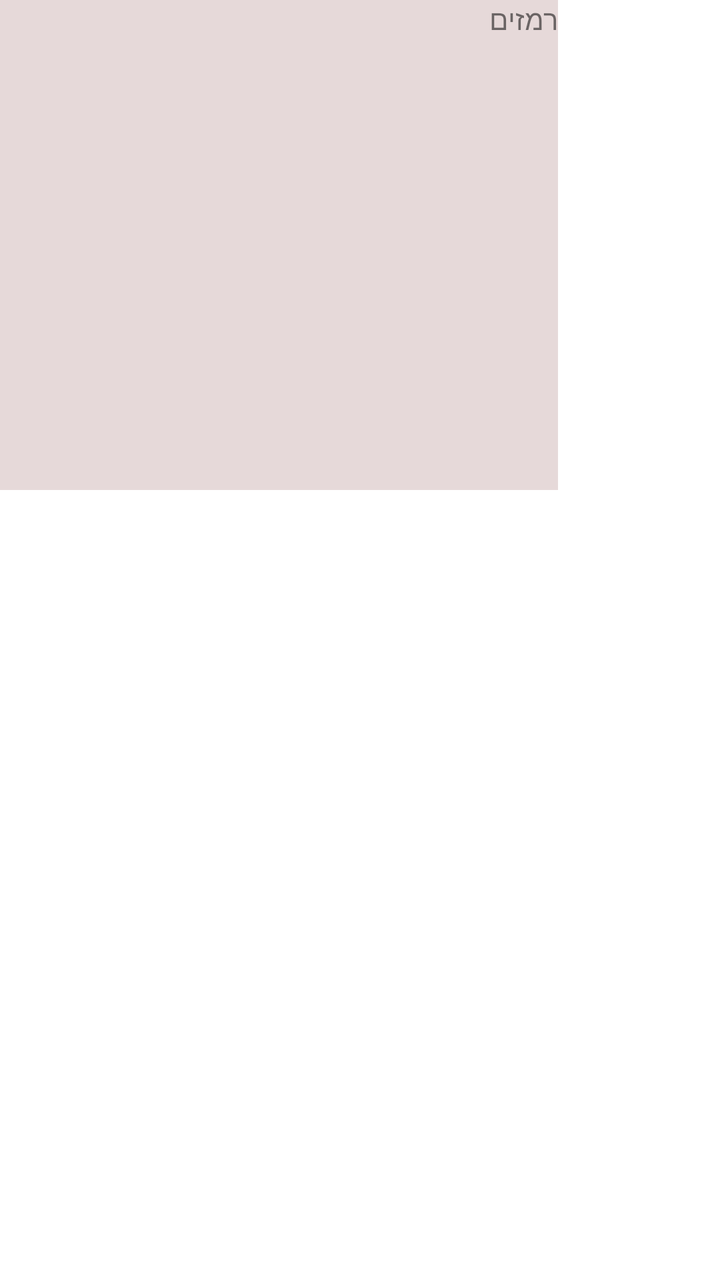
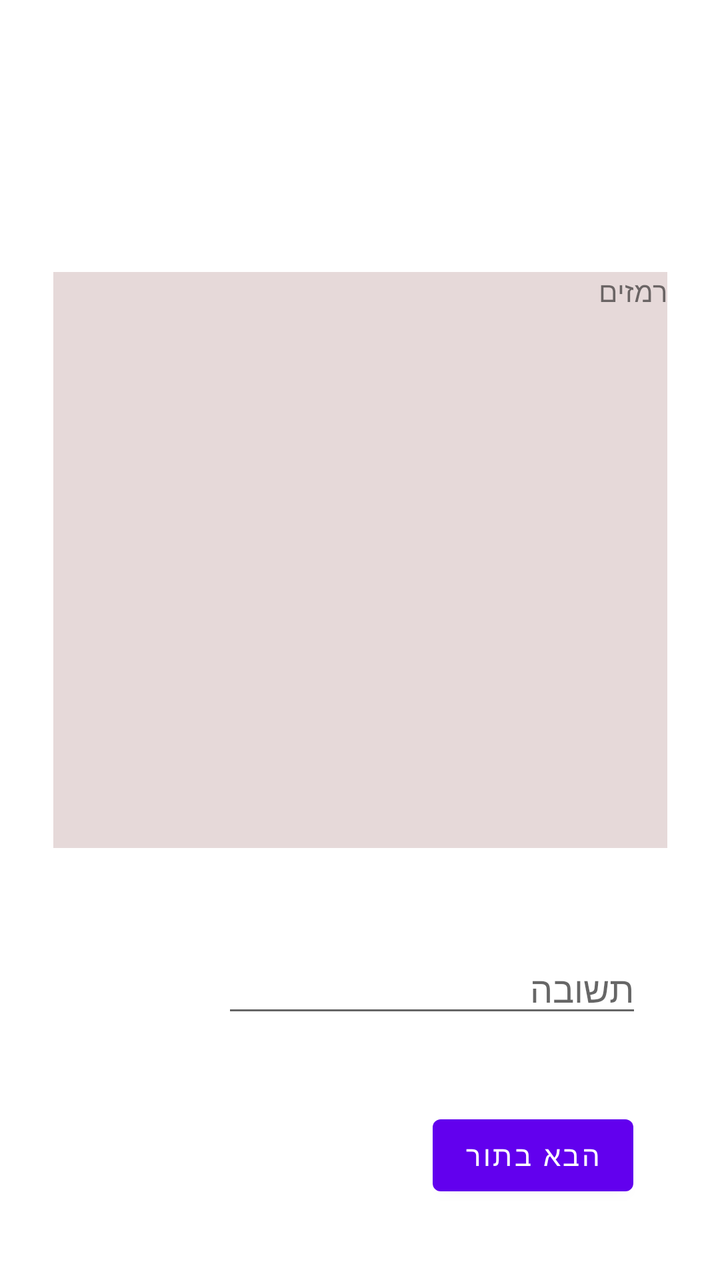

The first picture is an Android layout as it rendered before a commit; the second is the same layout after the commit. The layout source and the unified diff follow.
<!-- AndroidManifest.xml: application theme Theme.AliasLight -->
<!-- res/layout/fragment_main.xml -->
<?xml version="1.0" encoding="utf-8"?>
<androidx.constraintlayout.widget.ConstraintLayout xmlns:android="http://schemas.android.com/apk/res/android"
    xmlns:app="http://schemas.android.com/apk/res-auto"
    xmlns:tools="http://schemas.android.com/tools"
    android:id="@+id/main"
    android:layout_width="match_parent"
    android:layout_height="match_parent"
    tools:context=".ui.main.MainFragment">

    <TextView
        android:id="@+id/tvHints"
        android:layout_width="279dp"
        android:layout_height="245dp"
        android:background="#E6D9D9"
        android:text="רמזים"
        tools:layout_editor_absoluteX="66dp"
        tools:layout_editor_absoluteY="243dp" />

    <Button
        android:id="@+id/btnNext"
        android:layout_width="wrap_content"
        android:layout_height="wrap_content"
        android:layout_marginBottom="24dp"
        android:text="הבא בתור"
        app:layout_constraintBottom_toTopOf="@+id/etAlias"
        app:layout_constraintEnd_toEndOf="parent"
        app:layout_constraintHorizontal_bias="0.788"
        app:layout_constraintStart_toStartOf="parent" />

    <EditText
        android:id="@+id/etAlias"
        android:layout_width="wrap_content"
        android:layout_height="wrap_content"
        android:layout_marginBottom="36dp"
        android:ems="10"
        android:hint="תשובה"
        android:inputType="text"
        app:layout_constraintBottom_toTopOf="@+id/tvHints"
        app:layout_constraintEnd_toEndOf="parent"
        app:layout_constraintHorizontal_bias="0.671"
        app:layout_constraintStart_toStartOf="parent" />

</androidx.constraintlayout.widget.ConstraintLayout>
<!-- resources referenced by this layout -->
<resources>
  <style name="Theme.AliasLight" parent="Theme.MaterialComponents.DayNight.DarkActionBar">
          
          <item name="colorPrimary">@color/purple_500</item>
          <item name="colorPrimaryVariant">@color/purple_700</item>
          <item name="colorOnPrimary">@color/white</item>
          
          <item name="colorSecondary">@color/teal_200</item>
          <item name="colorSecondaryVariant">@color/teal_700</item>
          <item name="colorOnSecondary">@color/black</item>
          
          <item name="android:statusBarColor">?attr/colorPrimaryVariant</item>
          
      </style>
  <color name="purple_500">#FF6200EE</color>
  <color name="purple_700">#FF3700B3</color>
  <color name="white">#FFFFFFFF</color>
  <color name="teal_200">#FF03DAC5</color>
  <color name="teal_700">#FF018786</color>
  <color name="black">#FF000000</color>
</resources>

<!-- the commit's change to res/layout/fragment_main.xml (unified diff, before → after) -->
@@ -3,41 +3,44 @@
     xmlns:app="http://schemas.android.com/apk/res-auto"
     xmlns:tools="http://schemas.android.com/tools"
     android:id="@+id/main"
+
     android:layout_width="match_parent"
     android:layout_height="match_parent"
     tools:context=".ui.main.MainFragment">
 
     <TextView
         android:id="@+id/tvHints"
-        android:layout_width="279dp"
-        android:layout_height="245dp"
+        android:layout_width="307dp"
+        android:layout_height="288dp"
+        android:layout_marginTop="136dp"
         android:background="#E6D9D9"
         android:text="רמזים"
-        tools:layout_editor_absoluteX="66dp"
-        tools:layout_editor_absoluteY="243dp" />
+        app:layout_constraintEnd_toEndOf="parent"
+        app:layout_constraintStart_toStartOf="parent"
+        app:layout_constraintTop_toTopOf="parent" />
 
     <Button
         android:id="@+id/btnNext"
         android:layout_width="wrap_content"
         android:layout_height="wrap_content"
-        android:layout_marginBottom="24dp"
+        android:layout_marginTop="40dp"
         android:text="הבא בתור"
-        app:layout_constraintBottom_toTopOf="@+id/etAlias"
         app:layout_constraintEnd_toEndOf="parent"
-        app:layout_constraintHorizontal_bias="0.788"
-        app:layout_constraintStart_toStartOf="parent" />
+        app:layout_constraintHorizontal_bias="0.833"
+        app:layout_constraintStart_toStartOf="parent"
+        app:layout_constraintTop_toBottomOf="@+id/etAlias" />
 
     <EditText
         android:id="@+id/etAlias"
         android:layout_width="wrap_content"
         android:layout_height="wrap_content"
-        android:layout_marginBottom="36dp"
+        android:layout_marginTop="48dp"
         android:ems="10"
         android:hint="תשובה"
         android:inputType="text"
-        app:layout_constraintBottom_toTopOf="@+id/tvHints"
         app:layout_constraintEnd_toEndOf="parent"
-        app:layout_constraintHorizontal_bias="0.671"
-        app:layout_constraintStart_toStartOf="parent" />
+        app:layout_constraintHorizontal_bias="0.741"
+        app:layout_constraintStart_toStartOf="parent"
+        app:layout_constraintTop_toBottomOf="@+id/tvHints" />
 
 </androidx.constraintlayout.widget.ConstraintLayout>
